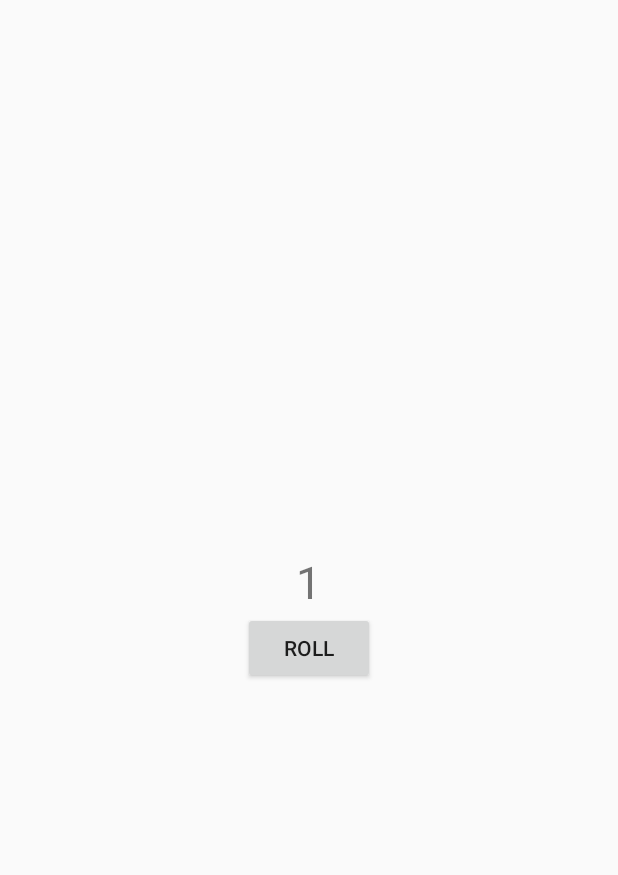
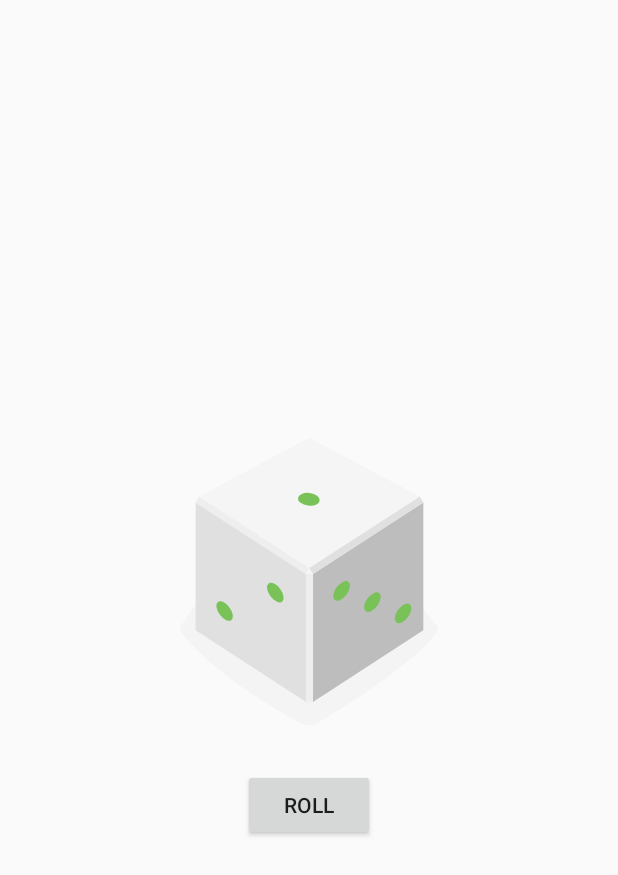
Before and after one commit to Kapadokia-Titus/Kotlin, an Android app: the layout activity_main.xml on its own in the app's theme, with its tools: preview values and no code run, on a phone screen of 412 x 824 dp. Shown: the top 875 px of the screen. Run offline under Robolectric (Android 15) with nearby library versions, the phone set to English and light mode, and no system bars.

Commit message:
finished the dice

```diff
--- a/app/src/main/res/layout/activity_main.xml
+++ b/app/src/main/res/layout/activity_main.xml
@@ -8,13 +8,12 @@
     android:layout_height="match_parent"
     tools:context=".MainActivity">
 
-    <TextView
-        android:id="@+id/dice_number"
-        android:layout_width="wrap_content"
-        android:layout_height="wrap_content"
-        android:layout_gravity="center_horizontal"
-        android:text="1"
-        android:textSize="30sp"/>
+  <ImageView
+      android:id="@+id/dice_image"
+      android:layout_width="wrap_content"
+      android:layout_height="wrap_content"
+      android:layout_gravity="center_horizontal"
+      android:src="@drawable/dice_1"/>
 
     <Button
         android:id="@+id/roll_button"
```
Also changed, not shown: app/src/main/java/kapadokia/nyandoro/diceroller/MainActivity.kt (+10 -4 lines).
